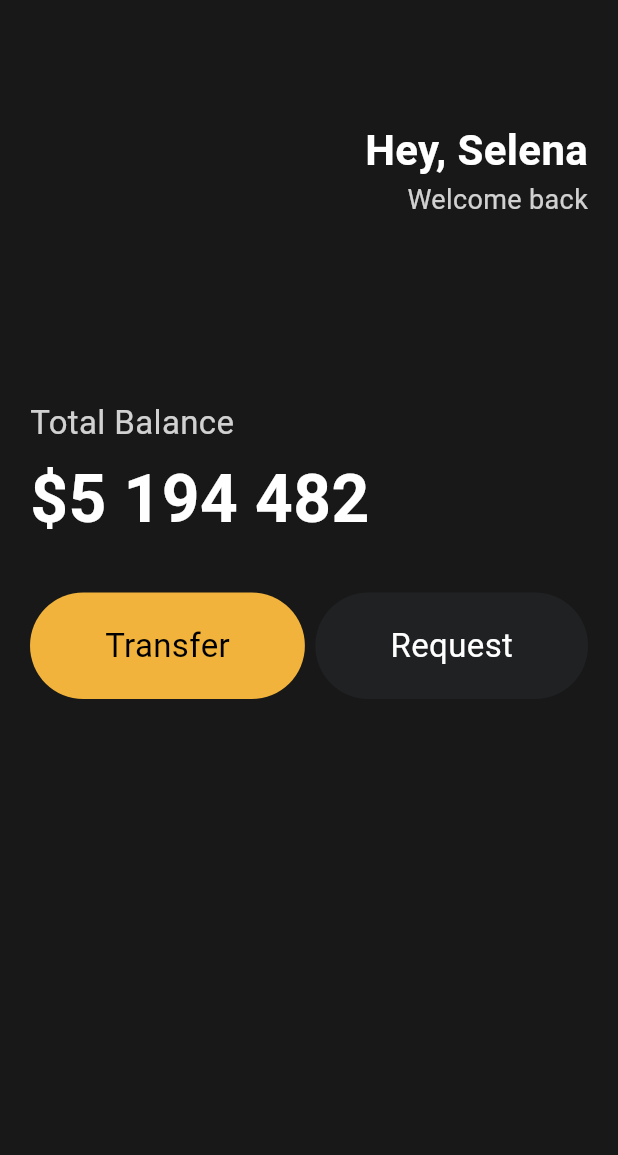
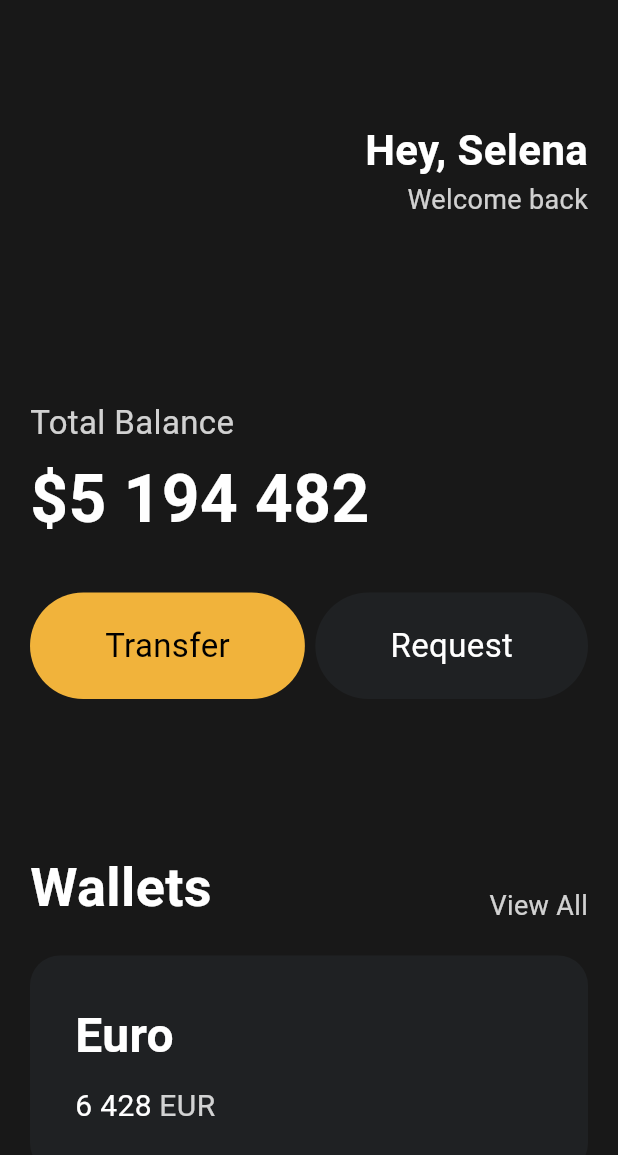
Before and after one commit to kgw7401/flutter-wallet, a Flutter app: the screen it shows after launch, on a phone screen of 412 x 824 dp. Shown: the top 1155 px of the screen. Run offline on Flutter 3.47's test engine with Material 3 defaults, Android fonts, the phone set to English and light mode, and no system bars.

Commit message:
cards 추가

```diff
--- a/lib/main.dart
+++ b/lib/main.dart
@@ -85,6 +85,85 @@ class App extends StatelessWidget {
                   )
                 ],
               ),
+              const SizedBox(
+                height: 100,
+              ),
+              Row(
+                crossAxisAlignment: CrossAxisAlignment.end,
+                mainAxisAlignment: MainAxisAlignment.spaceBetween,
+                children: [
+                  const Text(
+                    "Wallets",
+                    style: TextStyle(
+                      fontSize: 36,
+                      fontWeight: FontWeight.w600,
+                      color: Colors.white,
+                    ),
+                  ),
+                  Text(
+                    "View All",
+                    style: TextStyle(
+                      color: Colors.white.withOpacity(0.8),
+                      fontSize: 18,
+                    ),
+                  ),
+                ],
+              ),
+              const SizedBox(
+                height: 20,
+              ),
+              Container(
+                decoration: BoxDecoration(
+                  color: const Color(0xFF1F2123),
+                  borderRadius: BorderRadius.circular(20),
+                ),
+                child: Padding(
+                  padding: const EdgeInsets.all(
+                    30,
+                  ),
+                  child: Row(
+                    children: [
+                      Column(
+                        crossAxisAlignment: CrossAxisAlignment.start,
+                        children: [
+                          const Text(
+                            'Euro',
+                            style: TextStyle(
+                              color: Colors.white,
+                              fontSize: 32,
+                              fontWeight: FontWeight.w600,
+                            ),
+                          ),
+                          const SizedBox(
+                            height: 10,
+                          ),
+                          Row(
+                            children: [
+                              const Text(
+                                '6 428',
+                                style: TextStyle(
+                                  color: Colors.white,
+                                  fontSize: 20,
+                                ),
+                              ),
+                              const SizedBox(
+                                width: 5,
+                              ),
+                              Text(
+                                'EUR',
+                                style: TextStyle(
+                                  color: Colors.white.withOpacity(0.8),
+                                  fontSize: 20,
+                                ),
+                              ),
+                            ],
+                          ),
+                        ],
+                      ),
+                    ],
+                  ),
+                ),
+              ),
             ],
           ),
         ),
```
